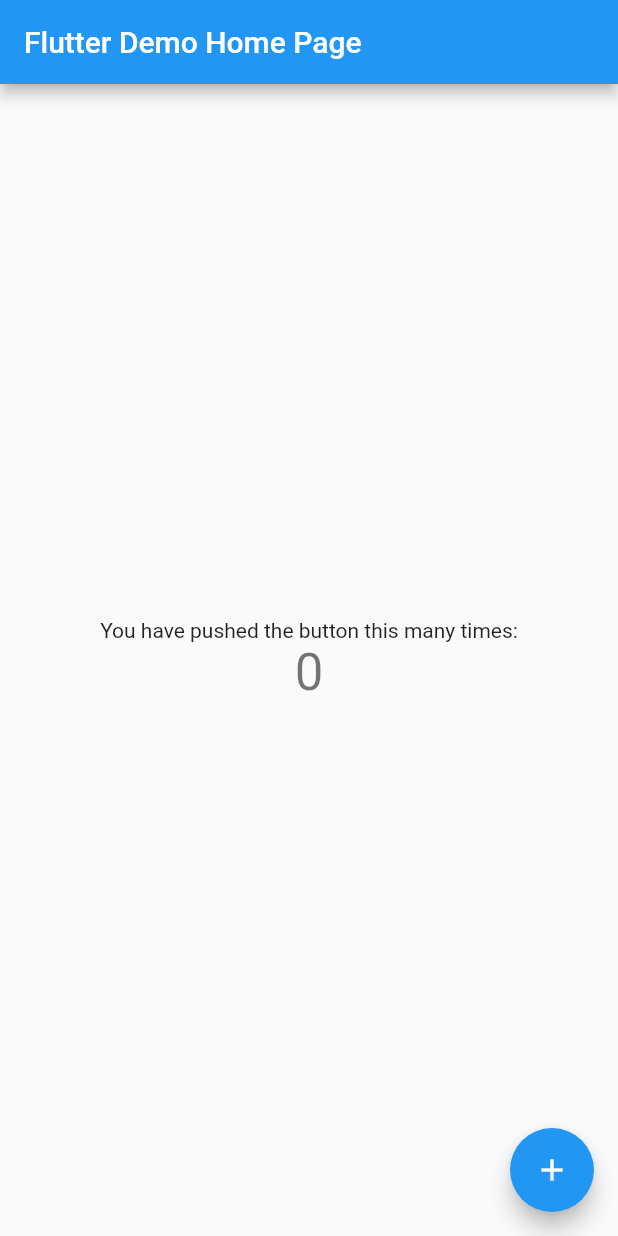
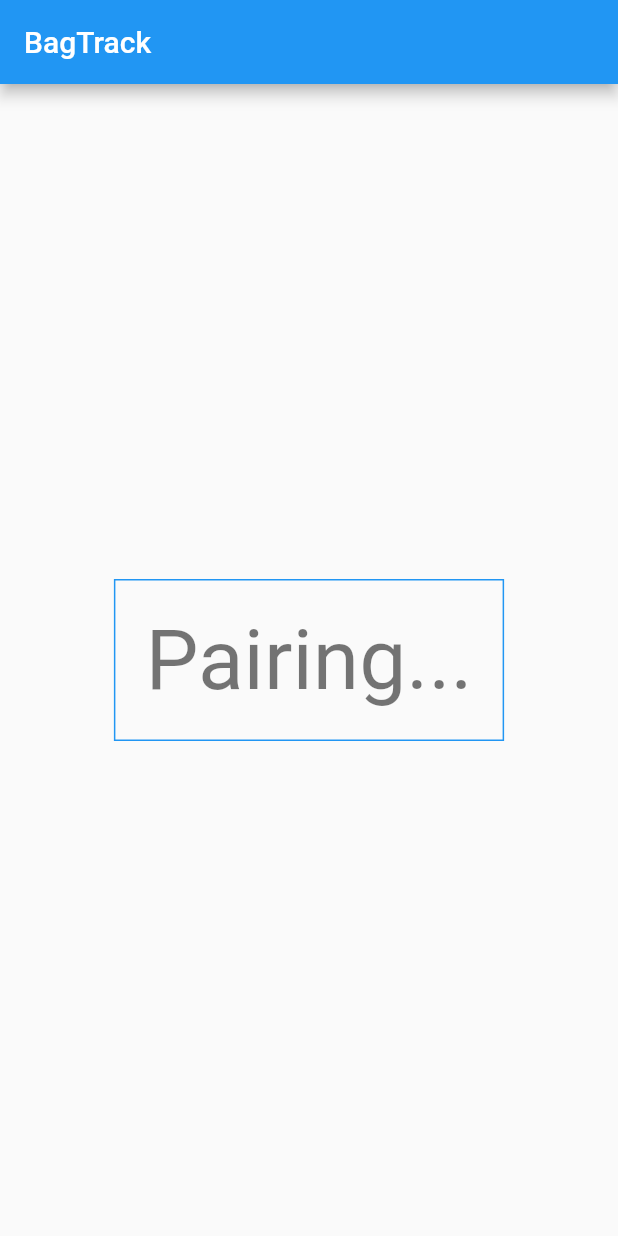
Before and after one commit to TU2020Hackathon/Golden-Panthers, a Flutter app: the screen it shows after launch, on a phone screen of 412 x 824 dp. Run offline on Flutter 3.47's test engine with Material 2 defaults, Android fonts, the phone set to English and light mode, and no system bars.

Commit message:
Updated main page

```diff
--- a/lib/main.dart
+++ b/lib/main.dart
@@ -1,4 +1,5 @@
 import 'package:flutter/material.dart';
+import 'package:flutter/rendering.dart';
 
 void main() {
   runApp(MyApp());
@@ -9,7 +10,7 @@ class MyApp extends StatelessWidget {
   @override
   Widget build(BuildContext context) {
     return MaterialApp(
-      title: 'Flutter Demo',
+      title: 'BagTrack',
       theme: ThemeData(
         // This is the theme of your application.
         //
@@ -26,7 +27,7 @@ class MyApp extends StatelessWidget {
         // closer together (more dense) than on mobile platforms.
         visualDensity: VisualDensity.adaptivePlatformDensity,
       ),
-      home: MyHomePage(title: 'Flutter Demo Home Page'),
+      home: MyHomePage(title: 'BagTrack'),
     );
   }
 }
@@ -50,18 +51,6 @@ class MyHomePage extends StatefulWidget {
 }
 
 class _MyHomePageState extends State<MyHomePage> {
-  int _counter = 0;
-
-  void _incrementCounter() {
-    setState(() {
-      // This call to setState tells the Flutter framework that something has
-      // changed in this State, which causes it to rerun the build method below
-      // so that the display can reflect the updated values. If we changed
-      // _counter without calling setState(), then the build method would not be
-      // called again, and so nothing would appear to happen.
-      _counter++;
-    });
-  }
 
   @override
   Widget build(BuildContext context) {
@@ -97,21 +86,30 @@ class _MyHomePageState extends State<MyHomePage> {
           // horizontal).
           mainAxisAlignment: MainAxisAlignment.center,
           children: <Widget>[
-            Text(
-              'You have pushed the button this many times:',
-            ),
-            Text(
-              '$_counter',
-              style: Theme.of(context).textTheme.headline4,
+           Container(
+
+              margin: const EdgeInsets.all(20.0),
+              padding: const EdgeInsets.all(20.0),
+              decoration: BoxDecoration(
+                  border: Border.all(color: Colors.blue),
+               ),
+              child: Column(
+                mainAxisAlignment: MainAxisAlignment.center,
+                children: <Widget>[
+
+                  Text(
+                    'Pairing...',
+                    style: Theme.of(context).textTheme.headline2,
+
+
+                  )
+                ],
+              )
             ),
           ],
         ),
       ),
-      floatingActionButton: FloatingActionButton(
-        onPressed: _incrementCounter,
-        tooltip: 'Increment',
-        child: Icon(Icons.add),
-      ), // This trailing comma makes auto-formatting nicer for build methods.
+
     );
   }
 }
```
